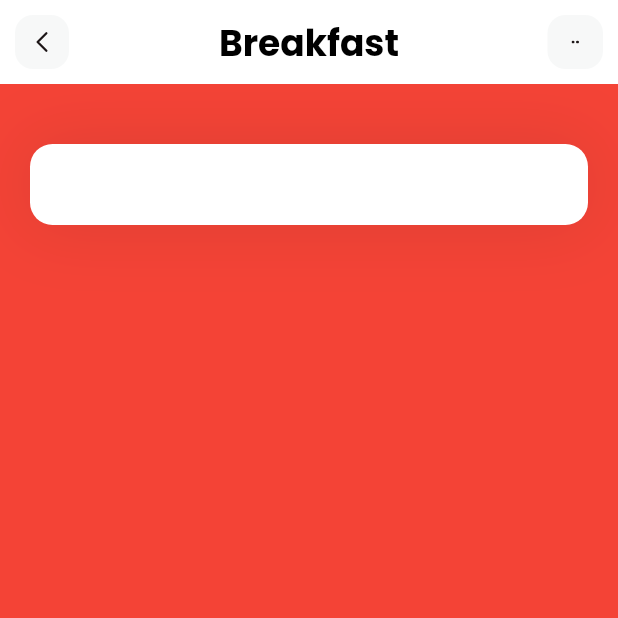
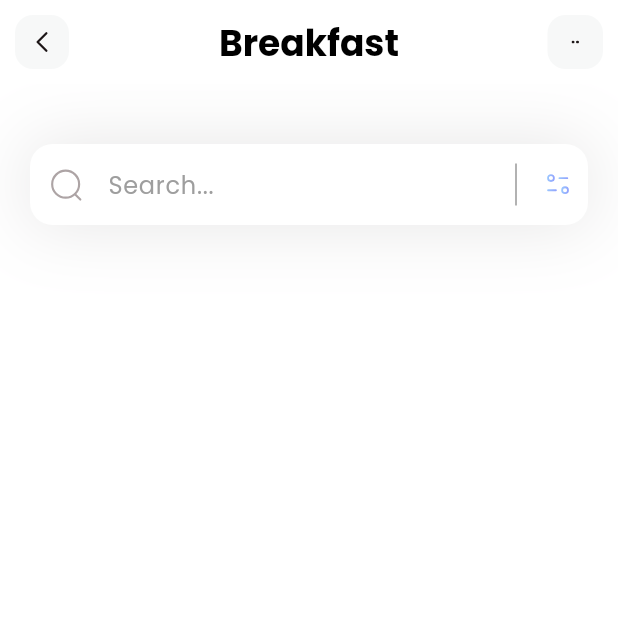
Before and after one commit to Soozing/flutterTestApp, a Flutter app: the screen it shows after launch, on a phone screen of 412 x 824 dp, the top half of it. Run offline on Flutter 3.47's test engine with Material 3 defaults, Android fonts, the phone set to English and light mode, and no system bars; our stand-ins replace flutter_svg.

Commit message:
update dart source and added search input

```diff
--- a/lib/pages/home.dart
+++ b/lib/pages/home.dart
@@ -7,7 +7,7 @@ class HomePage extends StatelessWidget {
   @override
   Widget build(BuildContext context) {
     return Scaffold(
-      backgroundColor: Colors.red,
+      backgroundColor: Colors.white,
       appBar: appBar(),
       body: Column(
         children: [
@@ -26,6 +26,32 @@ class HomePage extends StatelessWidget {
             ),
             child: TextField(
               decoration: InputDecoration(
+                prefixIcon: Padding(
+                  padding: const EdgeInsets.all(12),
+                  child: SvgPicture.asset('assets/icons/Search.svg'),
+                ),
+                suffixIcon: SizedBox(
+                  width: 100,
+                  child: IntrinsicHeight(
+                    child: Row(
+                      mainAxisAlignment: MainAxisAlignment.end,
+                      children: [
+                        const VerticalDivider(
+                          color: Colors.black,
+                          indent: 10.0,
+                          endIndent: 10.0,
+                          thickness: 0.4,
+                        ),
+                        Padding(
+                          padding: const EdgeInsets.all(10.0),
+                          child: SvgPicture.asset("assets/icons/Filter.svg"),
+                        ),
+                      ],
+                    ),
+                  ),
+                ),
+                hintText: "Search...",
+                hintStyle: const TextStyle(color: Colors.grey),
                 filled: true,
                 fillColor: Colors.white,
                 contentPadding: const EdgeInsets.all(15),
```
